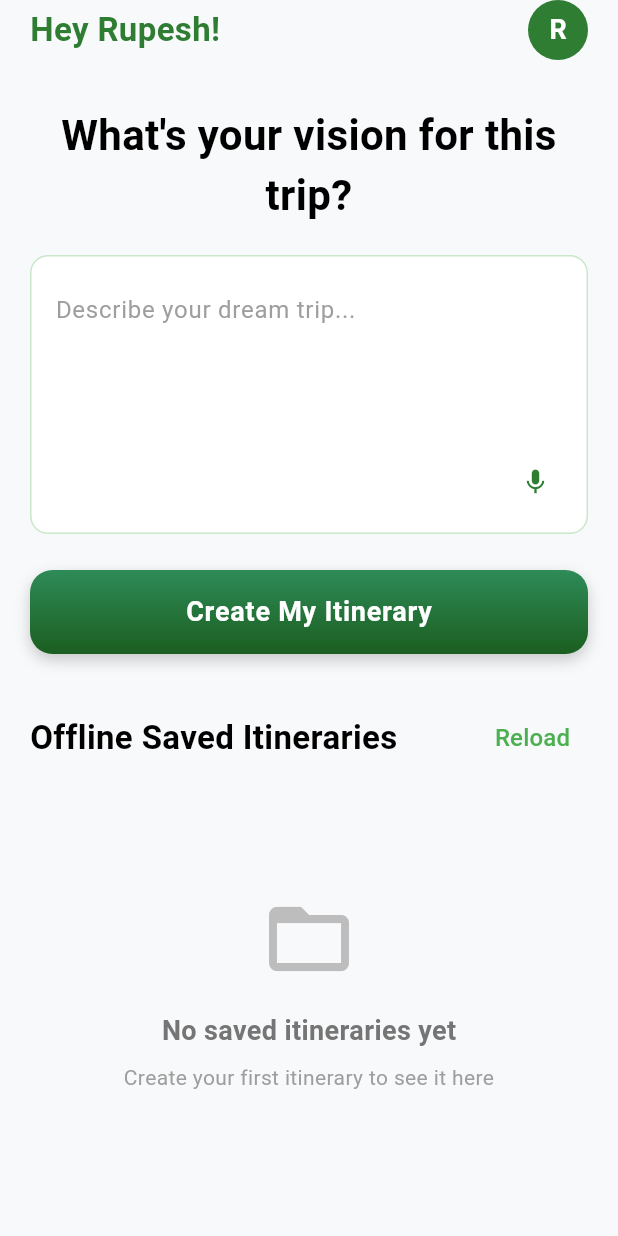
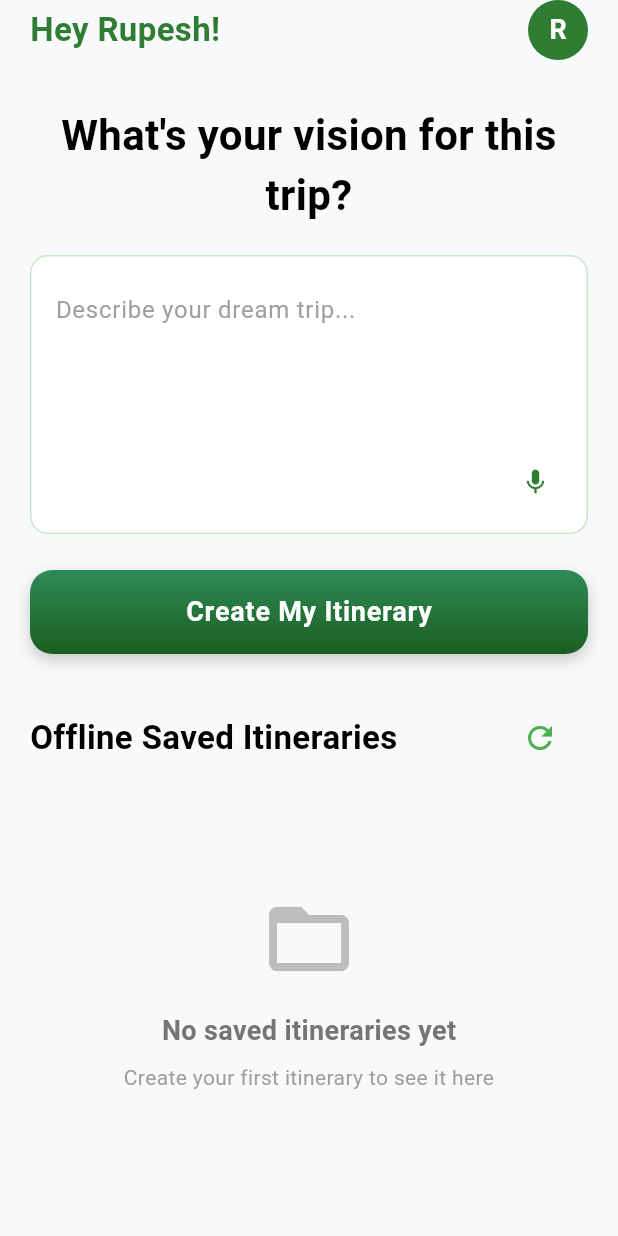
Before and after one commit to rupesh88899/smart_trip_planner_flutter, a Flutter app: the screen it shows after launch, on a phone screen of 412 x 824 dp. Run offline on Flutter 3.47's test engine with Material 3 defaults, Android fonts, the phone set to English and light mode, and no system bars; our stand-ins replace connectivity_plus, firebase_ai, firebase_core, fluttertoast, hive, hive_flutter and 3 more; accounts and stored records are empty.

Commit message:
reload icon added

```diff
--- a/lib/ui/views/home/home_view.dart
+++ b/lib/ui/views/home/home_view.dart
@@ -176,13 +176,10 @@ class HomeView extends StackedView<HomeViewModel> {
                     ),
                     TextButton(
                       onPressed: () => viewModel.refreshConversations(),
-                      child: const Text(
-                        "Reload",
-                        style: TextStyle(
-                          fontSize: 16,
-                          color: Colors.green,
-                          fontWeight: FontWeight.w500,
-                        ),
+                      child: Icon(
+                        Icons.refresh,
+                        color: Colors.green,
+                        size: 24,
                       ),
                     )
                   ],
```
